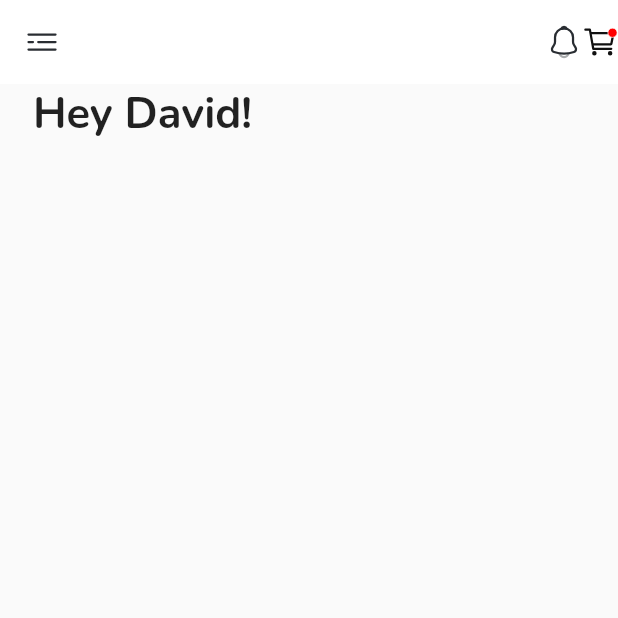
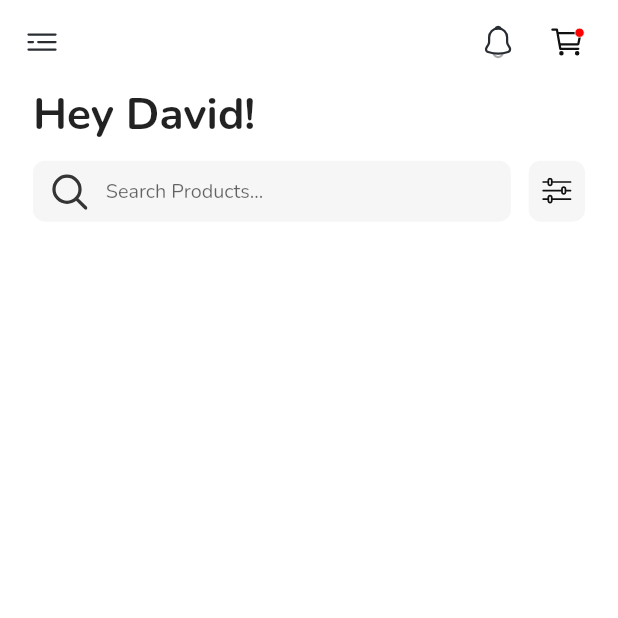
Before and after one commit to Gfash436/GoFarmNG, a Flutter app: the HomeScreen screen opened directly, on a phone screen of 412 x 824 dp, the top half of it. Run offline on Flutter 3.47's test engine with Material 2 defaults, Android fonts, the phone set to English and light mode, and no system bars; our stand-ins replace flutter_svg.

Commit message:
home_screen update

```diff
--- a/lib/Screens/home_screen/home_screen.dart
+++ b/lib/Screens/home_screen/home_screen.dart
@@ -3,13 +3,22 @@ import 'package:flutter_svg/flutter_svg.dart';
 import 'package:gofarmng/Constants/size_config.dart';
 import 'package:gofarmng/Widgets/myText.dart';
 
-class HomeScreen extends StatelessWidget {
+import '../../Widgets/textField.dart';
+
+class HomeScreen extends StatefulWidget {
   const HomeScreen({super.key});
 
+  @override
+  State<HomeScreen> createState() => _HomeScreenState();
+}
+
+class _HomeScreenState extends State<HomeScreen> {
+  final TextEditingController searchController = TextEditingController();
   @override
   Widget build(BuildContext context) {
     SizeConfig.init(context);
     return Scaffold(
+      backgroundColor: Colors.white,
       appBar: AppBar(
         backgroundColor: Colors.white,
         elevation: 0,
@@ -23,35 +32,122 @@ class HomeScreen extends StatelessWidget {
           SvgPicture.asset(
             "assets/icons/notification.svg",
           ),
+          SizedBox(
+            width: getProportionateScreenWidth(20),
+          ),
           SvgPicture.asset(
             "assets/icons/cart.svg",
+          ),
+          SizedBox(
+            width: getProportionateScreenWidth(20),
           ),
         ],
       ),
       body: Padding(
         padding: EdgeInsets.only(
-          // top: getPrgetProportionateScreenHeight(15),
           left: getProportionateScreenWidth(20),
         ),
         child: Column(
           crossAxisAlignment: CrossAxisAlignment.start,
           children: [
-            // Row(
-            //   mainAxisAlignment: MainAxisAlignment.spaceBetween,
-            //   children: [
-            //     Row(
-            //       children: [],
-            //     ),
-            //   ],
-            // ),
-            const myText(
+            myText(
               text: "Hey David!",
-              fontSize: 29,
+              fontSize: getProportionateScreenHeight(29),
               fontWeight: FontWeight.w700,
             ),
+            SizedBox(
+              height: getProportionateScreenHeight(11),
+            ),
+            const SearchTextFormField()
           ],
         ),
       ),
     );
   }
 }
+
+class SearchTextFormField extends StatelessWidget {
+  const SearchTextFormField({super.key});
+
+  @override
+  Widget build(BuildContext context) {
+    return SizedBox(
+      width: getProportionateScreenWidth(
+        335,
+      ),
+      height: getProportionateScreenHeight(
+        40,
+      ),
+      child: Row(
+        mainAxisAlignment: MainAxisAlignment.spaceBetween,
+        children: [
+          SizedBox(
+            width: getProportionateScreenWidth(
+              290,
+            ),
+            child: TextFormField(
+              textAlignVertical: TextAlignVertical.center,
+              decoration: InputDecoration(
+                filled: true,
+                fillColor: const Color(0xfff6f6f6),
+                hintText: "Search Products...",
+                hintStyle: TextStyle(
+                  fontSize: getProportionateScreenHeight(
+                    13,
+                  ),
+                  fontWeight: FontWeight.w400,
+                ),
+                border: OutlineInputBorder(
+                  borderRadius: BorderRadius.circular(8),
+                  borderSide: BorderSide.none,
+                ),
+                prefix: SizedBox(
+                    height: 24,
+                    child: VerticalDivider(
+                      color: Colors.red,
+                      width: getProportionateScreenHeight(.5),
+                    )),
+                prefixIcon: Padding(
+                  padding: const EdgeInsets.symmetric(vertical: 8.0),
+                  child: SvgPicture.asset(
+                    "assets/icons/search.svg",
+                    height: getProportionateScreenHeight(
+                      16,
+                    ),
+                    width: getProportionateScreenWidth(
+                      16,
+                    ),
+                  ),
+                ),
+              ),
+            ),
+          ),
+          SizedBox(
+            height: getProportionateScreenHeight(
+              40,
+            ),
+            width: getProportionateScreenHeight(
+              37,
+            ),
+            child: Container(
+              padding: EdgeInsets.all(
+                getProportionateScreenWidth(
+                  8,
+                ),
+              ),
+              decoration: BoxDecoration(
+                borderRadius: BorderRadius.circular(
+                  8,
+                ),
+                color: const Color(0xfff6f6f6),
+              ),
+              child: SvgPicture.asset(
+                "assets/icons/filter.svg",
+              ),
+            ),
+          ),
+        ],
+      ),
+    );
+  }
+}
--- a/lib/Widgets/textField.dart
+++ b/lib/Widgets/textField.dart
@@ -1,8 +1,10 @@
 import 'package:flutter/material.dart';
+import 'package:gofarmng/Constants/size_config.dart';
 import 'package:gofarmng/Styles/colors.dart';
 
 Widget customTextField(
-    {String? title,
+    {
+      String? title,
     String? hint,
     TextEditingController? controller,
     int? maxlines = 1}) {
@@ -19,8 +21,11 @@ Widget customTextField(
         ),
       ),
       Container(
-        margin: const EdgeInsets.symmetric(vertical: 10),
-        padding: const EdgeInsets.symmetric(vertical: 5, horizontal: 10),
+        margin:
+            EdgeInsets.symmetric(vertical: getProportionateScreenHeight(10)),
+        padding: EdgeInsets.symmetric(
+            vertical: getProportionateScreenHeight(5),
+            horizontal: getProportionateScreenWidth(10)),
         decoration: BoxDecoration(
             borderRadius: BorderRadius.circular(8), color: lightGrey),
         child: TextFormField(
--- a/lib/main.dart
+++ b/lib/main.dart
@@ -19,7 +19,7 @@ class MyApp extends StatelessWidget {
         fontFamily: 'Nunito',
         primarySwatch: Colors.blue,
       ),
-      home: const SplashScreen(),
+      home: const HomeScreen(),
     );
   }
 }
```
Also changed, not shown: assets/icons/filter.svg (added), assets/icons/search.svg (added).
